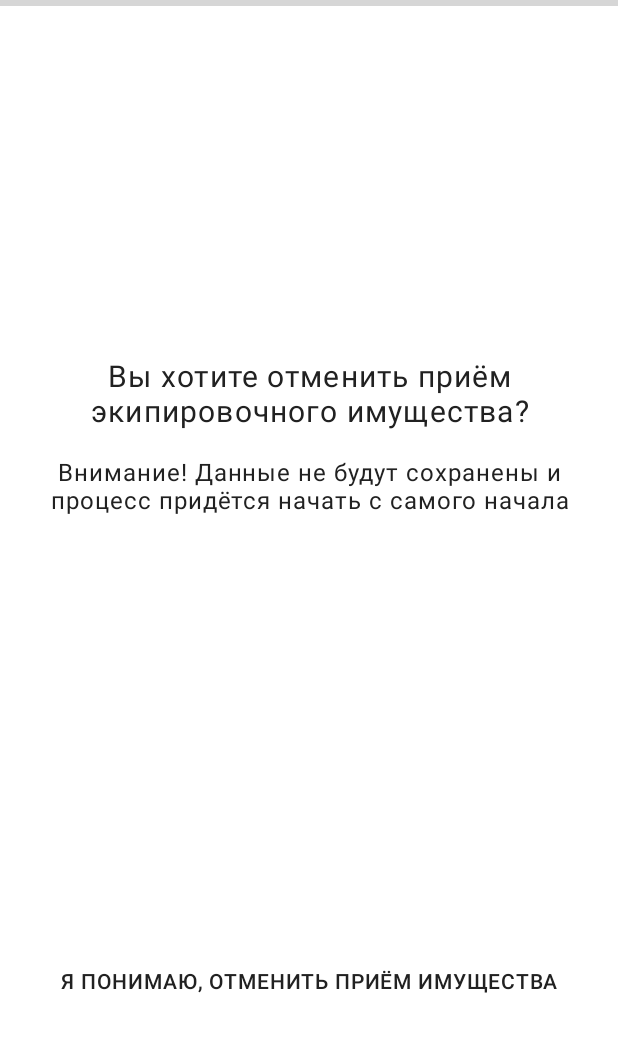
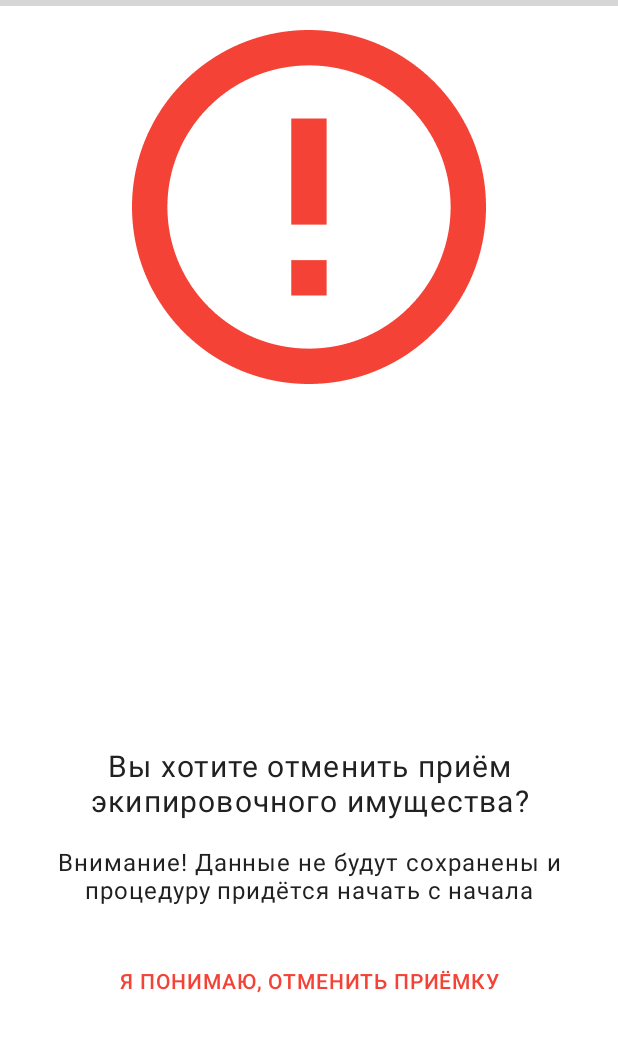
Before and after one commit to qqdasdzxc/iqsklad, an Android app: the ProcedureCancelFragment screen opened through its navigation route, on a phone screen of 412 x 824 dp, the part 78-1130 px from its top. Run offline under Robolectric (Android 15) with nearby library versions, the phone set to English and light mode, and no system bars; our stand-ins replace Dagger/Hilt's generated code, data binding; libraries missing offline, so code that uses them is left out: uk.co.chrisjenx; 2 statements that could not run were skipped; grey boxes are pictures that could not be loaded.

Commit message:
small restyling

```diff
--- a/app/src/main/res/layout/fragment_procedure_cancel.xml
+++ b/app/src/main/res/layout/fragment_procedure_cancel.xml
@@ -1,5 +1,6 @@
 <?xml version="1.0" encoding="utf-8"?>
-<layout xmlns:android="http://schemas.android.com/apk/res/android" xmlns:app="http://schemas.android.com/apk/res-auto">
+<layout xmlns:tools="http://schemas.android.com/tools" xmlns:android="http://schemas.android.com/apk/res/android"
+        xmlns:app="http://schemas.android.com/apk/res-auto">
 
     <data>
         <import type="ru.iqsklad.data.dto.procedure.ProcedureType"/>
@@ -18,6 +19,16 @@
                 app:layout_constraintTop_toTopOf="parent"
                 app:layout_constraintStart_toStartOf="parent"
                 app:field_action_bar_type="type_logo_with_back"/>
+
+        <ImageView
+                android:layout_width="wrap_content"
+                android:layout_height="wrap_content"
+                android:layout_marginTop="@dimen/start_end_margin"
+                app:layout_constraintStart_toStartOf="parent"
+                app:layout_constraintEnd_toEndOf="parent"
+                app:layout_constraintTop_toBottomOf="@id/procedure_cancel_action_bar_view"
+                app:srcCompat="@mipmap/attention_big"
+                tools:ignore="ContentDescription"/>
 
         <TextView
                 android:id="@+id/procedure_cancel_title_view"
@@ -47,7 +58,7 @@
                 android:layout_marginBottom="@dimen/start_end_margin"
                 app:layout_constraintStart_toStartOf="parent"
                 app:layout_constraintEnd_toEndOf="parent"
-                app:layout_constraintBottom_toTopOf="@id/center_horizontal_guideline"/>
+                app:layout_constraintBottom_toTopOf="@id/procedure_cancel_action_confirm_view"/>
 
         <androidx.constraintlayout.widget.Guideline
                 android:id="@+id/center_horizontal_guideline"
@@ -58,14 +69,14 @@
 
         <com.google.android.material.button.MaterialButton
                 android:id="@+id/procedure_cancel_action_confirm_view"
-                style="@style/EmptyButton"
+                style="@style/EmptyTransparentErrorButton"
                 android:text="@{procedureType == ProcedureType.PASS ? @string/procedure_pass_cancel_action_confirm_title : @string/procedure_receive_cancel_action_confirm_title}"
                 android:layout_marginStart="@dimen/start_end_margin"
                 android:layout_marginEnd="@dimen/start_end_margin"
                 app:layout_constraintStart_toStartOf="parent"
                 app:layout_constraintEnd_toEndOf="parent"
                 app:layout_constraintBottom_toTopOf="@id/procedure_cancel_action_resume_view"
-                app:strokeColor="@color/colorPrimary"
+                app:strokeColor="@color/inventory_scan_fact_status_fail_color"
                 app:strokeWidth="@dimen/button_stroke_width"/>
 
         <com.google.android.material.button.MaterialButton
--- a/app/src/main/res/values/strings.xml
+++ b/app/src/main/res/values/strings.xml
@@ -65,11 +65,11 @@
     <!-- Procedure cancel -->
     <string name="procedure_pass_cancel_action_resume_title">Продолжить сдачу имущества</string>
     <string name="procedure_receive_cancel_action_resume_title">Продолжить приём имущества</string>
-    <string name="procedure_pass_cancel_action_confirm_title">Я понимаю, отменить сдачу имущества</string>
-    <string name="procedure_receive_cancel_action_confirm_title">Я понимаю, отменить приём имущества</string>
+    <string name="procedure_pass_cancel_action_confirm_title">Я понимаю, отменить сдачу</string>
+    <string name="procedure_receive_cancel_action_confirm_title">Я понимаю, отменить приёмку</string>
     <string name="procedure_pass_cancel_title">Вы хотите отменить сдачу экипировочного имущества?</string>
     <string name="procedure_receive_cancel_title">Вы хотите отменить приём экипировочного имущества?</string>
-    <string name="procedure_cancel_message">Внимание! Данные не будут сохранены и процесс придётся начать с самого начала</string>
+    <string name="procedure_cancel_message">Внимание! Данные не будут сохранены и процедуру придётся начать с начала</string>
 
     <!-- Procedure success -->
     <string name="procedure_success_pass_type_text">Экипировочное имущество по\nнакладной №%s сдано</string>
--- a/app/src/main/res/values/styles.xml
+++ b/app/src/main/res/values/styles.xml
@@ -37,6 +37,10 @@
         <item name="backgroundTint">@android:color/transparent</item>
     </style>
 
+    <style name="EmptyTransparentErrorButton" parent="EmptyTransparentButton">
+        <item name="android:textColor">@color/inventory_scan_fact_status_fail_color</item>
+    </style>
+
     <style name="ErrorHintAppearance" parent="TextAppearance.AppCompat">
         <item name="android:textColor">@android:color/holo_red_light</item>
     </style>
```
Also changed, not shown: app/src/main/res/layout/fragment_procedure_success.xml (+13 -2 lines), app/src/main/res/layout/item_inventory.xml (+9 -23 lines), app/src/main/res/mipmap-hdpi/attention_big.png (added), app/src/main/res/mipmap-hdpi/success_big.png (added), app/src/main/res/mipmap-mdpi/attention_big.png (added), app/src/main/res/mipmap-mdpi/success_big.png (added), app/src/main/res/mipmap-xhdpi/attention_big.png (added), app/src/main/res/mipmap-xhdpi/success_big.png (added), app/src/main/res/mipmap-xxhdpi/attention_big.png (added), app/src/main/res/mipmap-xxhdpi/success_big.png (added), app/src/main/res/mipmap-xxxhdpi/attention_big.png (added), app/src/main/res/mipmap-xxxhdpi/success_big.png (added).
